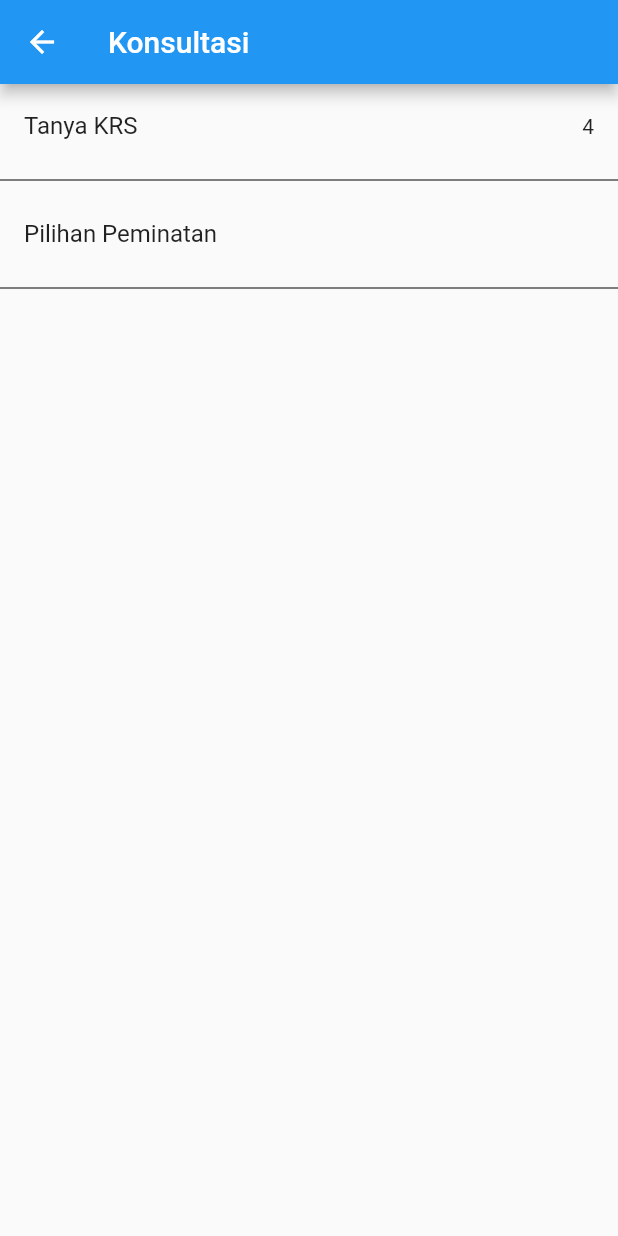
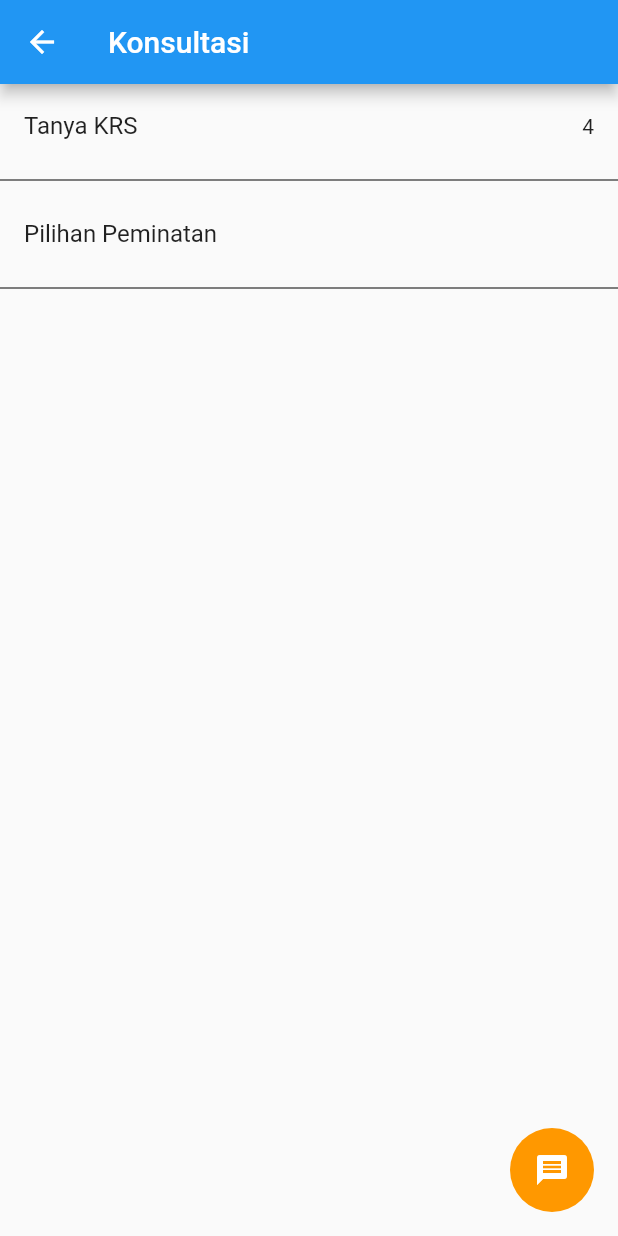
Before and after one commit to Anelka-Lazuardi/Uts_mobile, a Flutter app: the Ui2 screen opened directly, on a phone screen of 412 x 824 dp. Run offline on Flutter 3.47's test engine with Material 2 defaults, Android fonts, the phone set to English and light mode, and no system bars.

Commit message:
Update Form Konsultasi

```diff
--- a/lib/views/ui2.dart
+++ b/lib/views/ui2.dart
@@ -7,7 +7,13 @@ class Ui2 extends StatelessWidget {
       appBar: AppBar(
         title: Text('Konsultasi'),
       ),
-
+      floatingActionButton: FloatingActionButton(
+        backgroundColor: Colors.orange,
+        foregroundColor: Colors.white,
+        elevation: 0.0,
+        onPressed: () {},
+        child: Icon(Icons.message),
+      ),
       body: Column(children: [
         Flexible(
           flex: 8,
```
